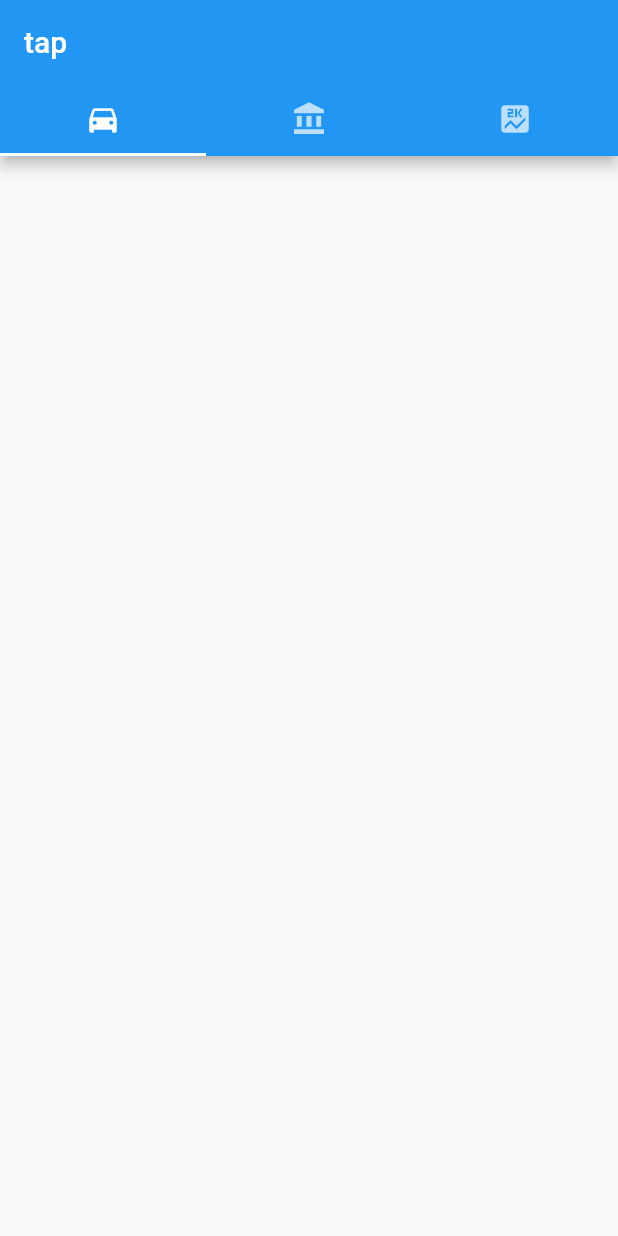
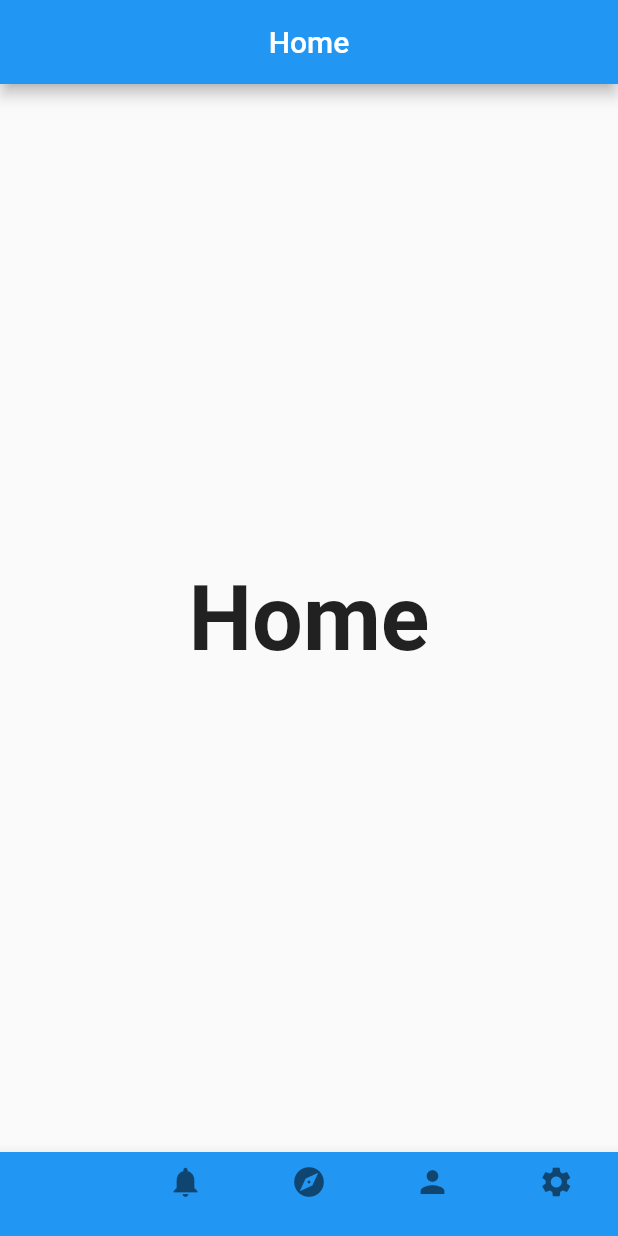
Before and after one commit to apichart2425/flutter_assignment, a Flutter app: the screen it shows after launch, on a phone screen of 412 x 824 dp. Run offline on Flutter 3.47's test engine with Material 2 defaults, Android fonts, the phone set to English and light mode, and no system bars.

Commit message:
HomeScreen

```diff
--- a/lib/main.dart
+++ b/lib/main.dart
@@ -18,7 +18,7 @@ class MyApp extends StatelessWidget {
 
         initialRoute: "/",
         routes: {
-          "/s": (context) => LoginScreen(),
+          "/h": (context) => LoginScreen(),
           "/": (context) => HomeScreen(),
           "/regis": (context) => RegisterScreen(),
         }
--- a/lib/ui/home.dart
+++ b/lib/ui/home.dart
@@ -9,90 +9,102 @@ class HomeScreen extends StatefulWidget {
   }
 }
 
-// class Home extends State<HomeScreen> {
-//   @override
-//   Widget build(BuildContext context) {
-//     return MaterialApp(
-//       home: DefaultTabController(
-//         length: 6,
-//         child: Scaffold(
-//           appBar: AppBar(
-//             centerTitle: true,
-//             title: Text("Title text"),
-//           ),
+class Home extends State<HomeScreen> with SingleTickerProviderStateMixin {
+  int _currentIndex = 0;
+  List<Widget> _tabList = [
+    Center(
+      child: Text(
+        "Home",
+        style: TextStyle(fontSize: 60.0, fontWeight: FontWeight.bold),
+      ),
+    ),
+    Center(
+      child: Text(
+        "Notify",
+        style: TextStyle(fontSize: 60.0, fontWeight: FontWeight.bold),
+      ),
+    ),
+    Center(
+      child: Text(
+        "Map",
+        style: TextStyle(fontSize: 60.0, fontWeight: FontWeight.bold),
+      ),
+    ),
+    Center(
+      child: Text(
+        "Profile",
+        style: TextStyle(fontSize: 60.0, fontWeight: FontWeight.bold),
+      ),
+    ),
+    Center(
+      child: Text(
+        "Setup",
+        style: TextStyle(fontSize: 60.0, fontWeight: FontWeight.bold),
+      ),
+    ),
+  ];
 
-//           bottomNavigationBar: BottomNavigationBar(
-//             items: [
-//               BottomNavigationBarItem(
-//                 icon: Icon(Icons.home,),
-//                 title: Text(""),
-//               ),
-//               BottomNavigationBarItem(
-//                 icon: Icon(Icons.notifications),
-//                 title: Text("")
-//               ),
-//               BottomNavigationBarItem(
-//                 icon: Icon(Icons.home),
-//                 title: Text("")
-//               ),
-//               BottomNavigationBarItem(
-//                 icon: Icon(Icons.home),
-//                 title: Text("")
-//               ),
-//               BottomNavigationBarItem(
-//                 icon: Icon(Icons.home),
-//                 title: Text("")
-//               ),
-//             ],
-//           ),
-//         ),
-//       ),
-//     );
-//   }
-// }
-class Home extends State<HomeScreen>{
+  TabController _tabController;
+
+  @override
+  void initState() {
+    super.initState();
+    _tabController = TabController(vsync: this, length: _tabList.length);
+  }
+
+  @override
+  void dispose() {
+    _tabController.dispose();
+    super.dispose();
+  }
+
   @override
   Widget build(BuildContext context) {
-    // TODO: implement build
-    return DefaultTabController(
-      length: 5,
-      child: Scaffold(
-        appBar: AppBar(
-          title: Text("tap"),
-          bottom: TabBar(
-            tabs: <Widget>[
-            Tab(icon: Icon(Icons.directions_car),),
-            Tab(icon: Icon(Icons.account_balance),),
-            Tab(icon: Icon(Icons.score),),
-          ],),
+    return MaterialApp(
+      home: DefaultTabController(
+        length: 5,
+        child: Scaffold(
+          appBar: AppBar(
+            centerTitle: true,
+            title: Text("Home"),
+          ),
+          body: TabBarView(
+            controller: _tabController,
+            children: _tabList,
+          ),
+          bottomNavigationBar: new Theme(
+            data: Theme.of(context).copyWith(
+                // sets the background color of the `BottomNavigationBar`
+                canvasColor: Colors.blue,
+                // sets the active color of the `BottomNavigationBar` if `Brightness` is light
+                primaryColor: Colors.white,
+                textTheme: Theme.of(context).textTheme.copyWith(
+                  caption: new TextStyle(color: Colors.lightBlue[600]))),
+            child: BottomNavigationBar(
+              onTap: (currentIndex) {
+                setState(() {
+                  _currentIndex = currentIndex;
+                });
+                _tabController.animateTo(_currentIndex);
+              },
+              // fixedColor: Colors.white,
+              type: BottomNavigationBarType.fixed,
+              items: [
+                BottomNavigationBarItem(
+                    icon: Icon(Icons.line_style), title: Text("")),
+                BottomNavigationBarItem(
+                    icon: Icon(Icons.notifications), title: Text("")),
+                BottomNavigationBarItem(
+                    icon: Icon(Icons.explore), title: Text("")),
+                BottomNavigationBarItem(
+                    icon: Icon(Icons.person), title: Text("")),
+                BottomNavigationBarItem(
+                    icon: Icon(Icons.settings), title: Text("")),
+              ],
+            ),
+          ),
         ),
-
-        // bottomNavigationBar: BottomNavigationBar(
-        //   type : BottomNavigationBarType.fixed,
-        //     items: [
-        //       BottomNavigationBarItem(
-        //         icon: Icon(Icons.line_style),
-        //         title: Text("")
-        //       ),
-        //       BottomNavigationBarItem(
-        //         icon: Icon(Icons.notifications),
-        //         title: Text("")
-        //       ),
-        //       BottomNavigationBarItem(
-        //         icon: Icon(Icons.explore),
-        //         title: Text("")
-        //       ),
-        //       BottomNavigationBarItem(
-        //         icon: Icon(Icons.person),
-        //         title: Text("")
-        //       ),
-        //       BottomNavigationBarItem(
-        //         icon: Icon(Icons.settings),
-        //         title: Text("")
-        //       ),
-        //     ],
-        //   ),
-      )
-    );;
+      ),
+    );
   }
 }
--- a/lib/ui/login.dart
+++ b/lib/ui/login.dart
@@ -33,7 +33,7 @@ class Login extends State<LoginScreen> {
                 children: <Widget>[
                   Image.asset(
                     "resource/img_food1.jpg",
-                    height: 150,
+                    height: 200,
                   ),
                   Padding(
                     padding: const EdgeInsets.only(top: 30.0),
@@ -73,7 +73,7 @@ class Login extends State<LoginScreen> {
                                 Password_check.text == "admin") {
                               _scaffoldKey.currentState.showSnackBar(SnackBar(
                                   content:
-                                      Text('“user or password ไม่ถูกต้อง”')));
+                                      Text('user or password ไม่ถูกต้อง')));
                             } else {
                               Navigator.push(
                                   context,
@@ -92,8 +92,11 @@ class Login extends State<LoginScreen> {
                             MaterialPageRoute(
                                 builder: (context) => RegisterScreen()));
                       },
-                      child: Text(
-                        "Register New Account",
+                      child: Padding(
+                        padding: const EdgeInsets.only(left: 60.0),
+                        child: Text(
+                          "Register New Account",
+                        ),
                       ),
                       textColor: Colors.teal.shade500,
                     ),
```
